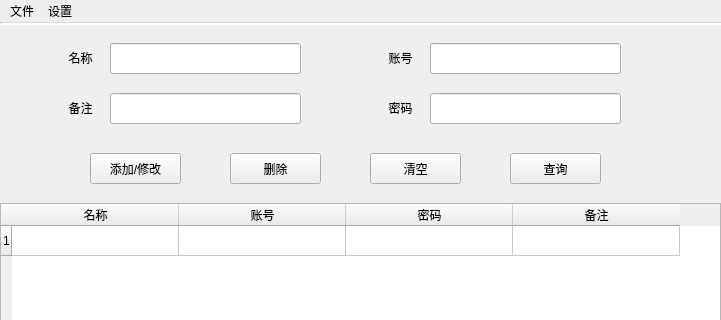
First picture: the form in tools/ui/mainWindow/mainWindow.ui, repository ling-yuan/AccountManager, before the edit; both pictures show x 0 to 721 and y 0 to 320 of the 721 by 518 pixel window.
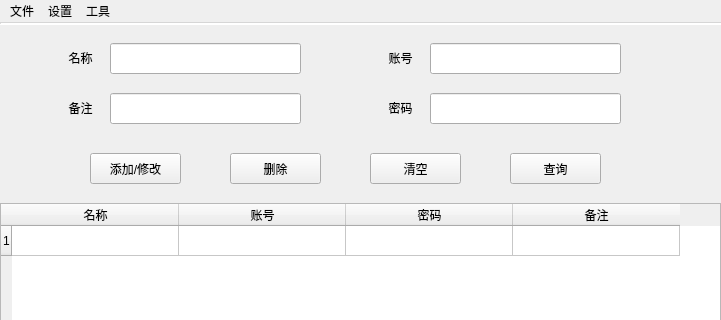
Second picture: the form after the edit. Icons and pictures are not drawn.

Diff of the .ui file:
```diff
--- a/tools/ui/mainWindow/mainWindow.ui
+++ b/tools/ui/mainWindow/mainWindow.ui
@@ -335,8 +335,15 @@
     <addaction name="actionRegister"/>
     <addaction name="actionExit"/>
    </widget>
+   <widget class="QMenu" name="menu_3">
+    <property name="title">
+     <string>工具</string>
+    </property>
+    <addaction name="actionQRcode"/>
+   </widget>
    <addaction name="menu"/>
    <addaction name="menu_2"/>
+   <addaction name="menu_3"/>
   </widget>
   <action name="importtxt">
    <property name="icon">
```
Left out of the diff: 9 changed lines with no effect on the pictures.
